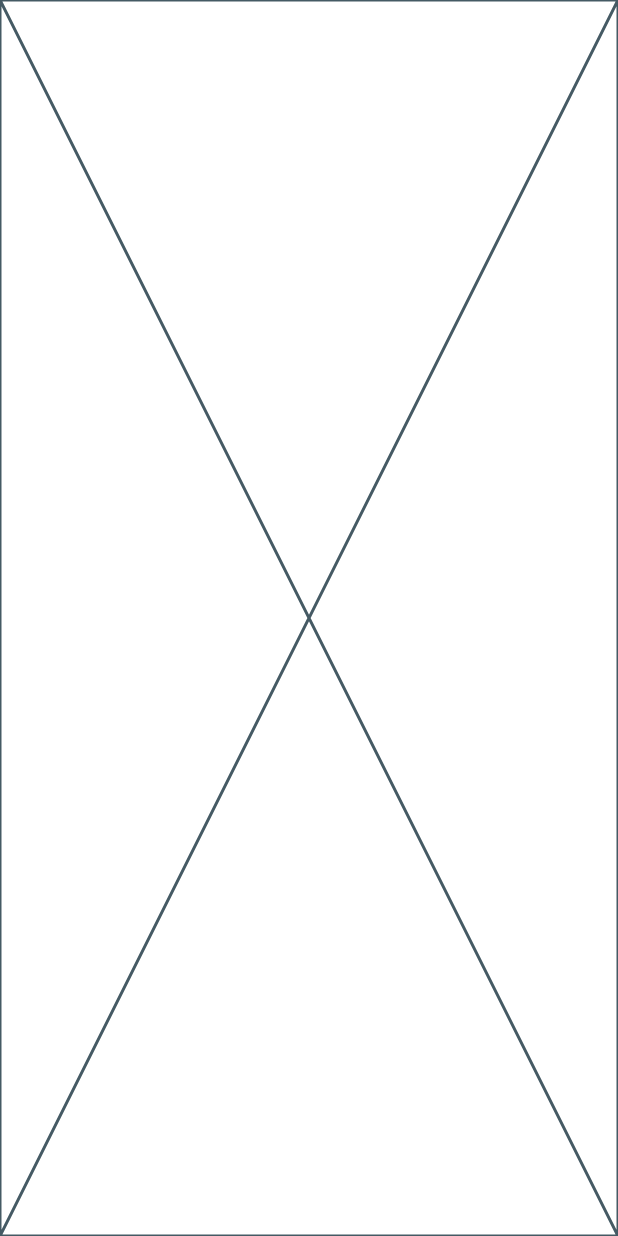
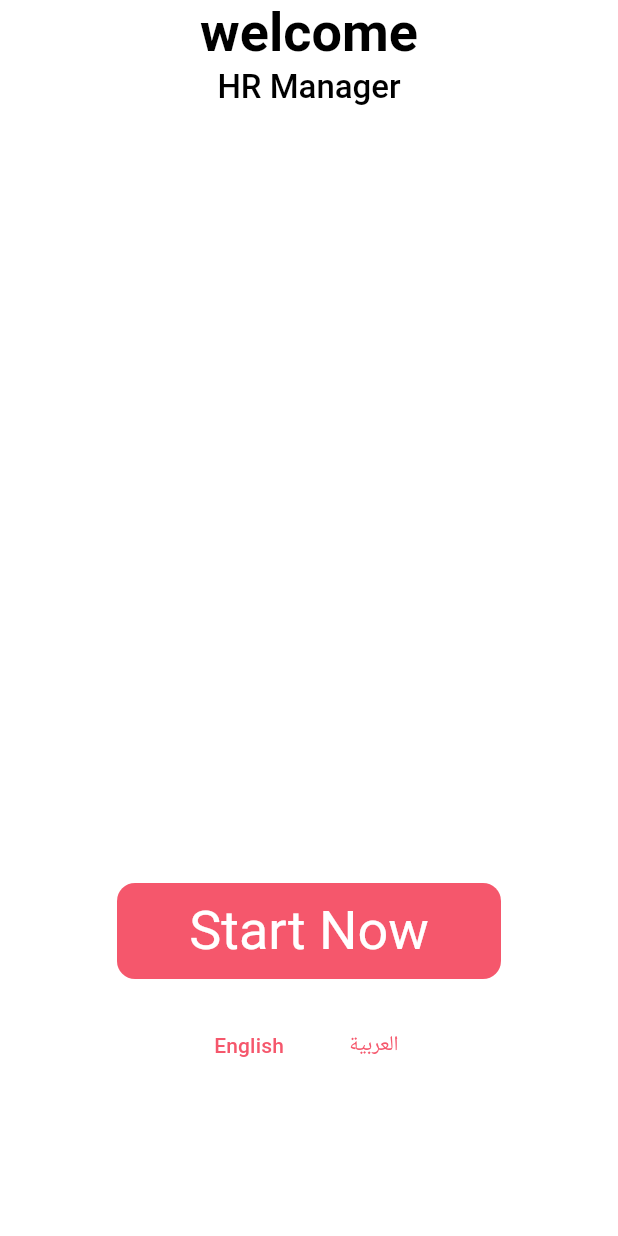
Before and after one commit to elshoram974/hr, a Flutter app: the screen it shows after launch, on a phone screen of 412 x 824 dp. Run offline on Flutter 3.47's test engine with Material 3 defaults, Android fonts, the phone set to English and light mode, and no system bars; our stand-ins replace device_preview, get.

Commit message:
make on boarding ui without photos

```diff
--- a/lib/core/shared/filled_button.dart
+++ b/lib/core/shared/filled_button.dart
@@ -3,8 +3,8 @@ import 'package:get/get.dart';
 
 import '../utils/constants/app_constants.dart';
 
-class MyFilledButton extends StatelessWidget {
-  const MyFilledButton({
+class CustomFilledButton extends StatelessWidget {
+  const CustomFilledButton({
     super.key,
     required this.text,
     this.isLoading = false,
@@ -12,6 +12,7 @@ class MyFilledButton extends StatelessWidget {
     this.onLongPress,
     this.style,
     this.filledColor,
+    this.padding,
     this.minimumSize,
   });
   final String text;
@@ -19,6 +20,7 @@ class MyFilledButton extends StatelessWidget {
   final TextStyle? style;
   final Color? filledColor;
   final Size? minimumSize;
+  final EdgeInsetsGeometry? padding;
   final void Function()? onPressed;
   final void Function()? onLongPress;
 
@@ -37,6 +39,7 @@ class MyFilledButton extends StatelessWidget {
           onPressed: onPressed,
           onLongPress: onLongPress,
           style: FilledButton.styleFrom(
+            padding: padding,
             minimumSize: minimumSize ?? const Size(100, 48),
             backgroundColor: filledColor ?? context.theme.primaryColor,
             shape: RoundedRectangleBorder(
--- a/lib/features/on_boarding/presentation/screens/on_boarding_screen.dart
+++ b/lib/features/on_boarding/presentation/screens/on_boarding_screen.dart
@@ -1,10 +1,50 @@
 import 'package:flutter/material.dart';
+import 'package:get/get.dart';
+import 'package:hr/core/shared/filled_button.dart';
+import 'package:hr/core/utils/constants/app_constants.dart';
 
 class OnBoardingScreen extends StatelessWidget {
   const OnBoardingScreen({super.key});
 
   @override
   Widget build(BuildContext context) {
-    return const Placeholder();
+    return Scaffold(
+      body: SafeArea(
+        child: Column(
+          children: [
+            Text(
+              "welcome",
+              style: context.textTheme.displaySmall
+                  ?.copyWith(fontWeight: FontWeight.bold),
+            ),
+            Text(
+              "HR Manager",
+              style: context.textTheme.titleLarge
+                  ?.copyWith(fontWeight: FontWeight.w500),
+            ),
+            const Spacer(flex: 5),
+
+            //image
+
+            CustomFilledButton(
+              text: "Start Now",
+              onPressed: () {},
+              style: context.textTheme.displaySmall,
+              minimumSize: const Size(256, 64),
+            ),
+            const SizedBox(height: 20),
+            Row(
+              mainAxisAlignment: MainAxisAlignment.center,
+              children: [
+                TextButton(onPressed: () {}, child: const Text("English")),
+                const SizedBox(width: AppConst.defaultPadding),
+                TextButton(onPressed: () {}, child: const Text("العربية")),
+              ],
+            ),
+            const Spacer()
+          ],
+        ),
+      ),
+    );
   }
 }
--- a/lib/main.dart
+++ b/lib/main.dart
@@ -9,7 +9,8 @@ import 'core/utils/config/routes/routes.dart';
 import 'core/utils/config/theme/dark_theme.dart';
 import 'core/utils/config/theme/light_theme.dart';
 
-void main() {
+void main() async{
+  WidgetsFlutterBinding.ensureInitialized();
   runApp(
     DevicePreview(
       enabled: AppInfo.isDebugMode,
```
